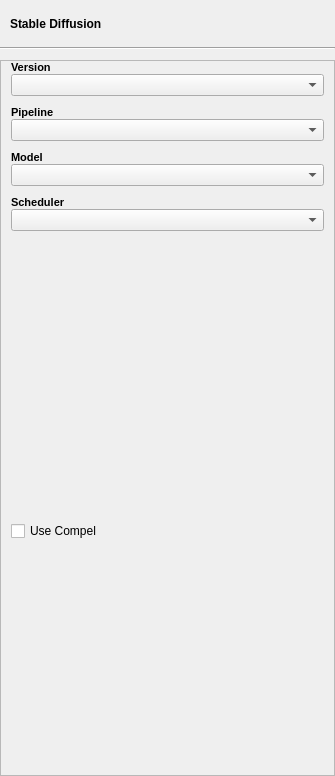
Above: src/airunner/widgets/stablediffusion/templates/stable_diffusion_settings.ui from Capsize-Games/airunner before the change. Below: the same form after it.
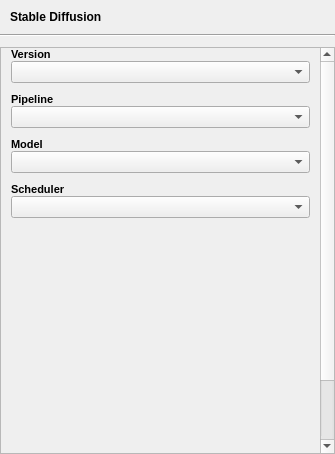
That is the form after the change. Custom widgets are drawn as their Qt base class.

Diff of the .ui file:
```diff
--- a/src/airunner/widgets/stablediffusion/templates/stable_diffusion_settings.ui
+++ b/src/airunner/widgets/stablediffusion/templates/stable_diffusion_settings.ui
@@ -7,7 +7,7 @@
     <x>0</x>
     <y>0</y>
     <width>335</width>
-    <height>776</height>
+    <height>454</height>
    </rect>
   </property>
   <property name="maximumSize">
@@ -40,7 +40,7 @@
      <property name="minimumSize">
       <size>
        <width>0</width>
-       <height>37</height>
+       <height>0</height>
       </size>
      </property>
      <layout class="QGridLayout" name="gridLayout_3">
@@ -81,8 +81,8 @@
        <rect>
         <x>0</x>
         <y>0</y>
-        <width>333</width>
-        <height>714</height>
+        <width>319</width>
+        <height>545</height>
        </rect>
       </property>
       <layout class="QGridLayout" name="gridLayout">
```
Left out of the diff: 20 changed lines with no effect on the pictures.
